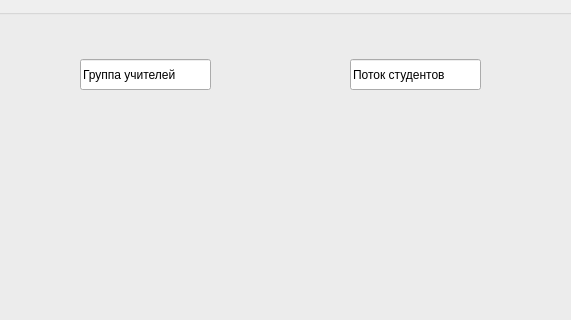
Before: the Qt Designer form client/Forms/CourseAdder/courseadder.ui in sofinvalery/LMS, drawn with Qt 5; both pictures show x 239 to 810 and y 0 to 320 of the 1339 by 704 pixel window.
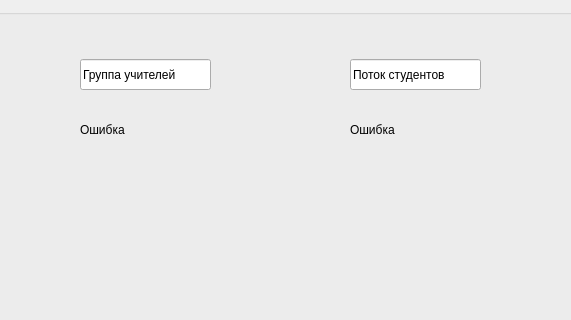
After: the same form once the commit is applied.

The edit to the form file:
```diff
--- a/client/Forms/CourseAdder/courseadder.ui
+++ b/client/Forms/CourseAdder/courseadder.ui
@@ -77,6 +77,43 @@
      <string>Поток студентов</string>
     </property>
    </widget>
+   <widget class="QLabel" name="TeachersError">
+    <property name="geometry">
+     <rect>
+      <x>310</x>
+      <y>110</y>
+      <width>141</width>
+      <height>21</height>
+     </rect>
+    </property>
+    <property name="text">
+     <string>Ошибка</string>
+    </property>
+   </widget>
+   <widget class="QLabel" name="TeachersError_2">
+    <property name="geometry">
+     <rect>
+      <x>580</x>
+      <y>110</y>
+      <width>141</width>
+      <height>21</height>
+     </rect>
+    </property>
+    <property name="text">
+     <string>Ошибка</string>
+    </property>
+   </widget>
+   <widget class="QWidget" name="verticalLayoutWidget">
+    <property name="geometry">
+     <rect>
+      <x>279</x>
+      <y>329</y>
+      <width>261</width>
+      <height>141</height>
+     </rect>
+    </property>
+    <layout class="QVBoxLayout" name="verticalLayout"/>
+   </widget>
   </widget>
  </widget>
  <resources/>
```
Left out of the diff: 3 changed lines with no effect on the pictures.
